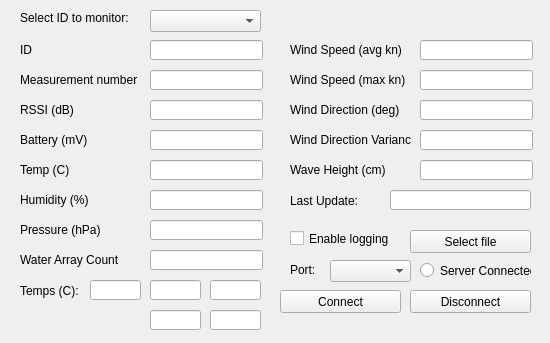
First picture: the form in gui/IOTBuoyLogger/widget.ui, repository huukit/IOTBuoy, before the edit.
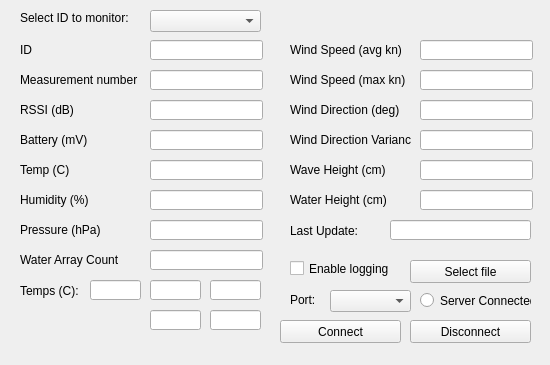
Second picture: the form after the edit.

Commit message: Adding water height information to database and server.

What changed in the file:
```diff
--- a/gui/IOTBuoyLogger/widget.ui
+++ b/gui/IOTBuoyLogger/widget.ui
@@ -7,7 +7,7 @@
     <x>0</x>
     <y>0</y>
     <width>550</width>
-    <height>343</height>
+    <height>365</height>
    </rect>
   </property>
   <property name="windowTitle">
@@ -17,7 +17,7 @@
    <property name="geometry">
     <rect>
      <x>280</x>
-     <y>290</y>
+     <y>320</y>
      <width>121</width>
      <height>23</height>
     </rect>
@@ -30,7 +30,7 @@
    <property name="geometry">
     <rect>
      <x>330</x>
-     <y>260</y>
+     <y>290</y>
      <width>81</width>
      <height>22</height>
     </rect>
@@ -40,7 +40,7 @@
    <property name="geometry">
     <rect>
      <x>290</x>
-     <y>260</y>
+     <y>290</y>
      <width>47</width>
      <height>20</height>
     </rect>
@@ -231,7 +231,7 @@
    <property name="geometry">
     <rect>
      <x>290</x>
-     <y>230</y>
+     <y>260</y>
      <width>101</width>
      <height>17</height>
     </rect>
@@ -244,7 +244,7 @@
    <property name="geometry">
     <rect>
      <x>410</x>
-     <y>230</y>
+     <y>260</y>
      <width>121</width>
      <height>23</height>
     </rect>
@@ -257,7 +257,7 @@
    <property name="geometry">
     <rect>
      <x>290</x>
-     <y>190</y>
+     <y>220</y>
      <width>81</width>
      <height>21</height>
     </rect>
@@ -270,7 +270,7 @@
    <property name="geometry">
     <rect>
      <x>390</x>
-     <y>190</y>
+     <y>220</y>
      <width>141</width>
      <height>20</height>
     </rect>
@@ -349,7 +349,7 @@
    <property name="geometry">
     <rect>
      <x>420</x>
-     <y>260</y>
+     <y>290</y>
      <width>111</width>
      <height>21</height>
     </rect>
@@ -362,7 +362,7 @@
    <property name="geometry">
     <rect>
      <x>410</x>
-     <y>290</y>
+     <y>320</y>
      <width>121</width>
      <height>23</height>
     </rect>
@@ -509,6 +509,29 @@
     </rect>
    </property>
   </widget>
+  <widget class="QLineEdit" name="lineWaterHeight">
+   <property name="geometry">
+    <rect>
+     <x>420</x>
+     <y>190</y>
+     <width>113</width>
+     <height>20</height>
+    </rect>
+   </property>
+  </widget>
+  <widget class="QLabel" name="label_18">
+   <property name="geometry">
+    <rect>
+     <x>290</x>
+     <y>190</y>
+     <width>121</width>
+     <height>20</height>
+    </rect>
+   </property>
+   <property name="text">
+    <string>Water Height (cm)</string>
+   </property>
+  </widget>
  </widget>
  <layoutdefault spacing="6" margin="11"/>
  <resources/>
```
The commit also changes 4 other files.
